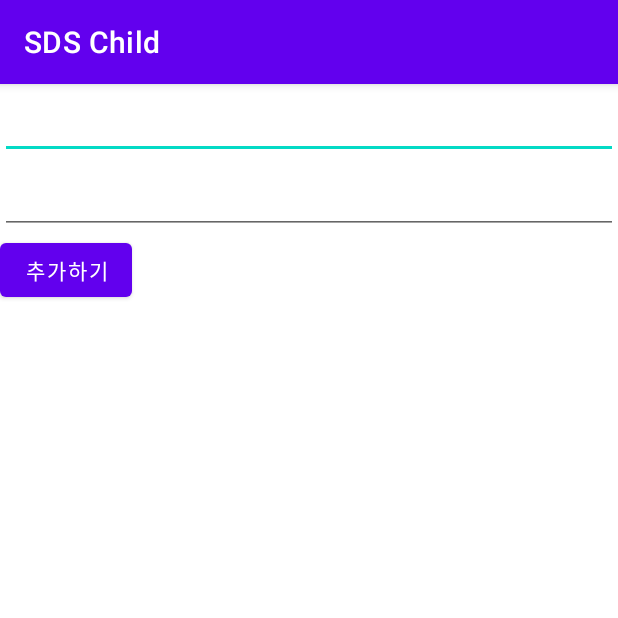
After one commit to sean0712/SDS_Child, an Android app: the RegisterActivity screen opened directly, with no data from a screen before it, on a phone screen of 412 x 824 dp, the top half of it. The commit adds this screen. Run offline under Robolectric (Android 15) with nearby library versions, the phone set to English and light mode, and no system bars; our stand-ins replace Firebase (no records; nobody signed in at launch, a user with empty details on screens opened directly).

Commit message:
파이어베이스 데이터베이스 데이터 저장

```diff
--- a/app/src/main/AndroidManifest.xml
+++ b/app/src/main/AndroidManifest.xml
@@ -26,6 +26,7 @@
         <activity android:name="com.teamProject2.sdschild.MyPageActivity"/>
         <activity android:name="com.teamProject2.sdschild.NoticeActivity"/>
         <activity android:name="com.teamProject2.sdschild.PhotoActivity"/>
+        <activity android:name="com.teamProject2.sdschild.RegisterActivity"/>
     </application>
 
 </manifest>
--- /dev/null
+++ b/app/src/main/java/com/teamProject2/sdschild/RegisterActivity.java
@@ -0,0 +1,45 @@
+package com.teamProject2.sdschild;
+
+import androidx.appcompat.app.AppCompatActivity;
+
+import android.os.Bundle;
+import android.view.View;
+import android.widget.Button;
+import android.widget.EditText;
+
+import com.google.firebase.database.DatabaseReference;
+import com.google.firebase.database.FirebaseDatabase;
+
+import java.util.Calendar;
+import java.util.Date;
+
+public class RegisterActivity extends AppCompatActivity {
+
+    private FirebaseDatabase database = FirebaseDatabase.getInstance();
+    private DatabaseReference databaseReference = database.getReference();
+
+    Button btn;
+    EditText edit1, edit2;
+
+    @Override
+    protected void onCreate(Bundle savedInstanceState) {
+        super.onCreate(savedInstanceState);
+        setContentView(R.layout.activity_register);
+
+        btn = findViewById(R.id.btn);
+        edit1 = findViewById(R.id.edit1);
+        edit2 = findViewById(R.id.edit2);
+
+        btn.setOnClickListener(new View.OnClickListener() {
+            @Override
+            public void onClick(View view) {
+                addUser(edit1.getText().toString(),edit2.getText().toString());
+            }
+        });
+    }
+
+    public void addUser(String id, String pw) {
+        User user = new User(id,pw);
+        databaseReference.child("zoo").child(id).setValue(user);
+    }
+}
--- /dev/null
+++ b/app/src/main/res/layout/activity_register.xml
@@ -0,0 +1,26 @@
+<?xml version="1.0" encoding="utf-8"?>
+<LinearLayout xmlns:android="http://schemas.android.com/apk/res/android"
+    xmlns:app="http://schemas.android.com/apk/res-auto"
+    xmlns:tools="http://schemas.android.com/tools"
+    android:layout_width="match_parent"
+    android:layout_height="match_parent"
+    android:orientation="vertical"
+    tools:context=".MainActivity">
+
+    <EditText
+        android:id="@+id/edit1"
+        android:layout_width="match_parent"
+        android:layout_height="50dp"></EditText>
+
+    <EditText
+        android:id="@+id/edit2"
+        android:layout_width="match_parent"
+        android:layout_height="50dp"></EditText>
+
+    <Button
+        android:layout_width="wrap_content"
+        android:layout_height="wrap_content"
+        android:id="@+id/btn"
+        android:text="추가하기" />
+
+</LinearLayout>
```
Also changed, not shown: app/src/main/java/com/teamProject2/sdschild/MainActivity.java (+10 -0 lines), app/src/main/java/com/teamProject2/sdschild/User.java (+23 -1 lines).
